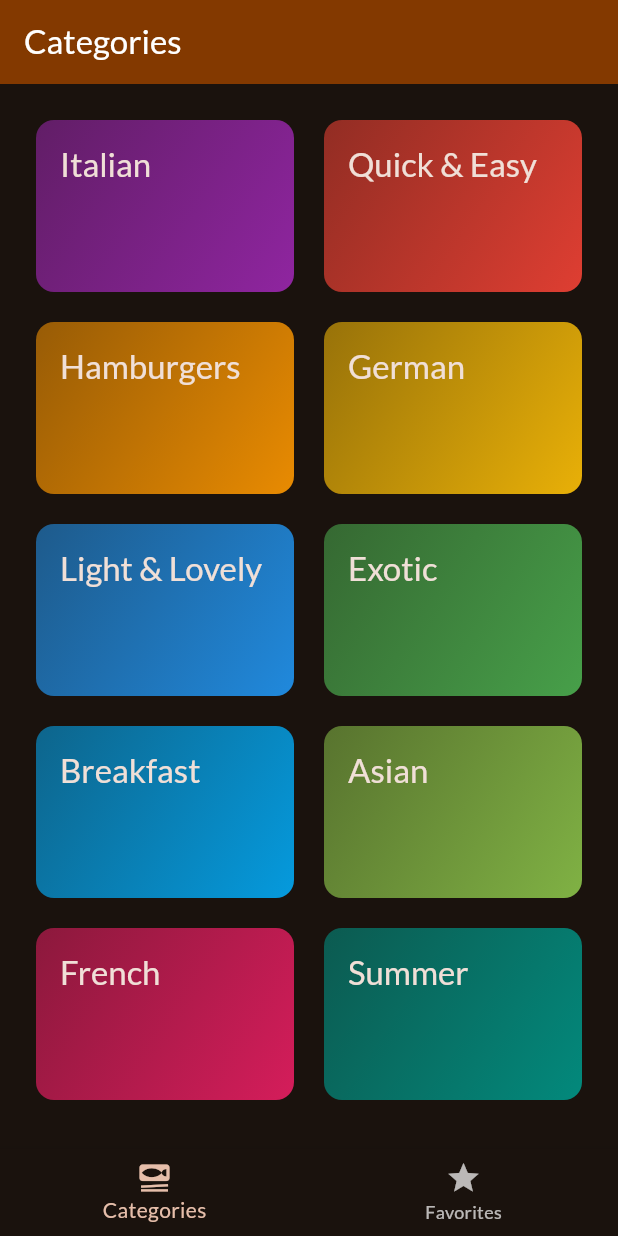
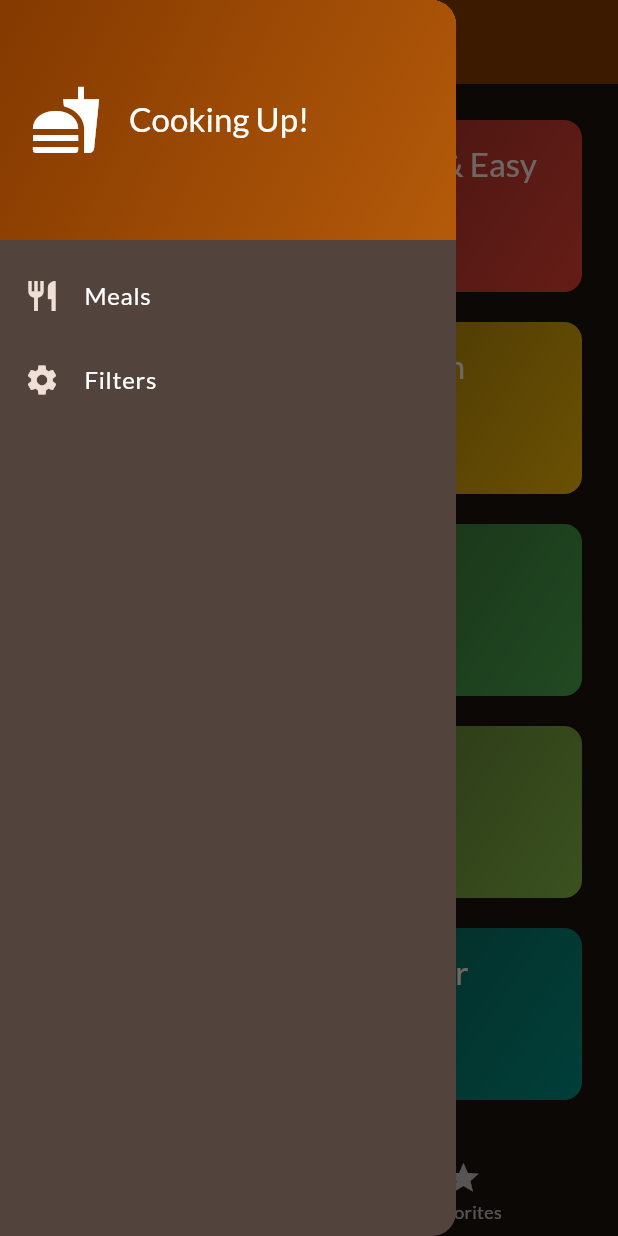
Before and after one commit to AhmadNasserx/meals_app, a Flutter app: the screen it shows after launch, with the side drawer open (before the commit the screen has no drawer), on a phone screen of 412 x 824 dp. Run offline on Flutter 3.47's test engine with Material 3 defaults, Android fonts, the phone set to English and light mode, and no system bars; our stand-ins replace google_fonts, transparent_image.

Commit message:
MainDrawer

```diff
--- a/lib/screens/tabs.dart
+++ b/lib/screens/tabs.dart
@@ -2,6 +2,7 @@ import 'package:flutter/material.dart';
 import 'package:meals_app/models/meal.dart';
 import 'package:meals_app/screens/categories.dart';
 import 'package:meals_app/screens/meals.dart';
+import 'package:meals_app/widgets/main_drawer.dart';
 
 class TabsScreen extends StatefulWidget {
   const TabsScreen({super.key});
@@ -15,6 +16,14 @@ class TabsScreen extends StatefulWidget {
 class _TabsScreenState extends State<TabsScreen> {
   int _selectedPageIndex = 0;
   final List<Meal> _favoriteMeals = [];
+  void _showInfoMessage(String message){
+    ScaffoldMessenger.of(context).clearSnackBars();
+    ScaffoldMessenger.of(context).showSnackBar(
+      SnackBar(content:
+       Text(message)
+      ),
+    );
+  }
 
   void _toggleMealFavoriteStatus(Meal meal) {
     final isExisting = _favoriteMeals.contains(meal);
@@ -22,10 +31,12 @@ class _TabsScreenState extends State<TabsScreen> {
       setState(() {
         _favoriteMeals.remove(meal);
       });
+      _showInfoMessage('Meal is no longer a favorite');
     } else {
       setState(() {
           _favoriteMeals.add(meal);
       });
+      _showInfoMessage('Marked as a favorite');
     }
   }
 
@@ -51,6 +62,7 @@ class _TabsScreenState extends State<TabsScreen> {
 
     return Scaffold(
       appBar: AppBar(title: Text(activePageTitle)),
+      drawer: MainDrawer(),
       body: activePage,
       bottomNavigationBar: BottomNavigationBar(
         onTap: _selectPage,
--- /dev/null
+++ b/lib/widgets/main_drawer.dart
@@ -0,0 +1,64 @@
+import 'package:flutter/material.dart';
+
+class MainDrawer extends StatelessWidget {
+  const MainDrawer({super.key});
+
+  static const Color customDarkBrown = Color.fromARGB(255, 131, 57, 0);
+  static final Color customLightBrown = Color.fromARGB(255, 180, 90, 10);
+
+  @override
+  Widget build(BuildContext context) {
+    final colorScheme = Theme.of(context).colorScheme;
+
+    return Drawer(
+      backgroundColor: colorScheme.surfaceVariant,
+      child: Column(
+        children: [
+          DrawerHeader(
+            padding: const EdgeInsets.all(20),
+            decoration: BoxDecoration(
+              gradient: LinearGradient(
+                colors: [
+                  customDarkBrown,
+                  customLightBrown,
+                ],
+                begin: Alignment.topLeft,
+                end: Alignment.bottomRight,
+              ),
+            ),
+            child: Row(
+              children: [
+                Icon(
+                  Icons.fastfood,
+                  size: 48,
+                  color: Colors.white, // white for good contrast
+                ),
+                const SizedBox(width: 18),
+                Text(
+                  'Cooking Up!',
+                  style: Theme.of(context).textTheme.titleLarge!.copyWith(
+                        color: Colors.white,
+                      ),
+                ),
+              ],
+            ),
+          ),
+          ListTile(
+            leading: Icon(Icons.restaurant, color: colorScheme.onSurface),
+            title: Text('Meals', style: Theme.of(context).textTheme.bodyLarge),
+            onTap: () {
+              Navigator.of(context).pushReplacementNamed('/');
+            },
+          ),
+          ListTile(
+            leading: Icon(Icons.settings, color: colorScheme.onSurface),
+            title: Text('Filters', style: Theme.of(context).textTheme.bodyLarge),
+            onTap: () {
+              Navigator.of(context).pushReplacementNamed('/filters');
+            },
+          ),
+        ],
+      ),
+    );
+  }
+}
```
